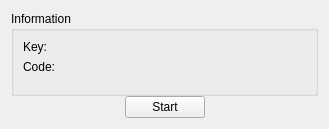
This is src/ui/keyboardkeypage.ui in hippich/recorditnow as Qt 5 draws it before an edit. The edited form follows.
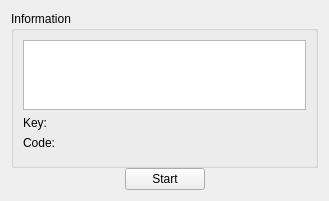
This is the edited form. Custom widgets are drawn as their Qt base class.

Diff of the .ui file:
```diff
--- a/src/ui/keyboardkeypage.ui
+++ b/src/ui/keyboardkeypage.ui
@@ -7,7 +7,7 @@
     <x>0</x>
     <y>0</y>
     <width>329</width>
-    <height>129</height>
+    <height>180</height>
    </rect>
   </property>
   <property name="windowTitle">
@@ -29,21 +29,21 @@
       <string>Information</string>
      </property>
      <layout class="QFormLayout" name="formLayout">
-      <item row="0" column="0">
+      <item row="1" column="0">
        <widget class="QLabel" name="label">
         <property name="text">
          <string>Key:</string>
         </property>
        </widget>
       </item>
-      <item row="1" column="0">
+      <item row="2" column="0">
        <widget class="QLabel" name="label_2">
         <property name="text">
          <string>Code:</string>
         </property>
        </widget>
       </item>
-      <item row="2" column="0">
+      <item row="3" column="0">
        <widget class="QSpinBox" name="keyCode">
         <property name="enabled">
          <bool>false</bool>
@@ -62,21 +62,21 @@
         </property>
        </widget>
       </item>
-      <item row="1" column="1">
+      <item row="2" column="1">
        <widget class="QLabel" name="keyCodeLabel">
         <property name="text">
          <string/>
         </property>
        </widget>
       </item>
-      <item row="0" column="1">
+      <item row="1" column="1">
        <widget class="QLabel" name="keyLabel">
         <property name="text">
          <string/>
         </property>
        </widget>
       </item>
-      <item row="2" column="1">
+      <item row="3" column="1">
        <widget class="KLineEdit" name="keyText">
         <property name="maximumSize">
          <size>
@@ -86,6 +86,20 @@
         </property>
        </widget>
       </item>
+      <item row="0" column="0" colspan="2">
+       <widget class="KTextBrowser" name="statusLabel">
+        <property name="readOnly">
+         <bool>true</bool>
+        </property>
+        <property name="html">
+         <string notr="true">&lt;!DOCTYPE HTML PUBLIC &quot;-//W3C//DTD HTML 4.0//EN&quot; &quot;http://www.w3.org/TR/REC-html40/strict.dtd&quot;&gt;
+&lt;html&gt;&lt;head&gt;&lt;meta name=&quot;qrichtext&quot; content=&quot;1&quot; /&gt;&lt;style type=&quot;text/css&quot;&gt;
+p, li { white-space: pre-wrap; }
+&lt;/style&gt;&lt;/head&gt;&lt;body style=&quot; font-family:'Tahoma'; font-size:9pt; font-weight:400; font-style:normal;&quot;&gt;
+&lt;p style=&quot;-qt-paragraph-type:empty; margin-top:0px; margin-bottom:0px; margin-left:0px; margin-right:0px; -qt-block-indent:0; text-indent:0px;&quot;&gt;&lt;/p&gt;&lt;/body&gt;&lt;/html&gt;</string>
+        </property>
+       </widget>
+      </item>
      </layout>
     </widget>
    </item>
@@ -137,6 +151,11 @@
    <extends>QLineEdit</extends>
    <header>klineedit.h</header>
   </customwidget>
+  <customwidget>
+   <class>KTextBrowser</class>
+   <extends>QTextBrowser</extends>
+   <header>ktextbrowser.h</header>
+  </customwidget>
  </customwidgets>
  <resources/>
  <connections/>
```
